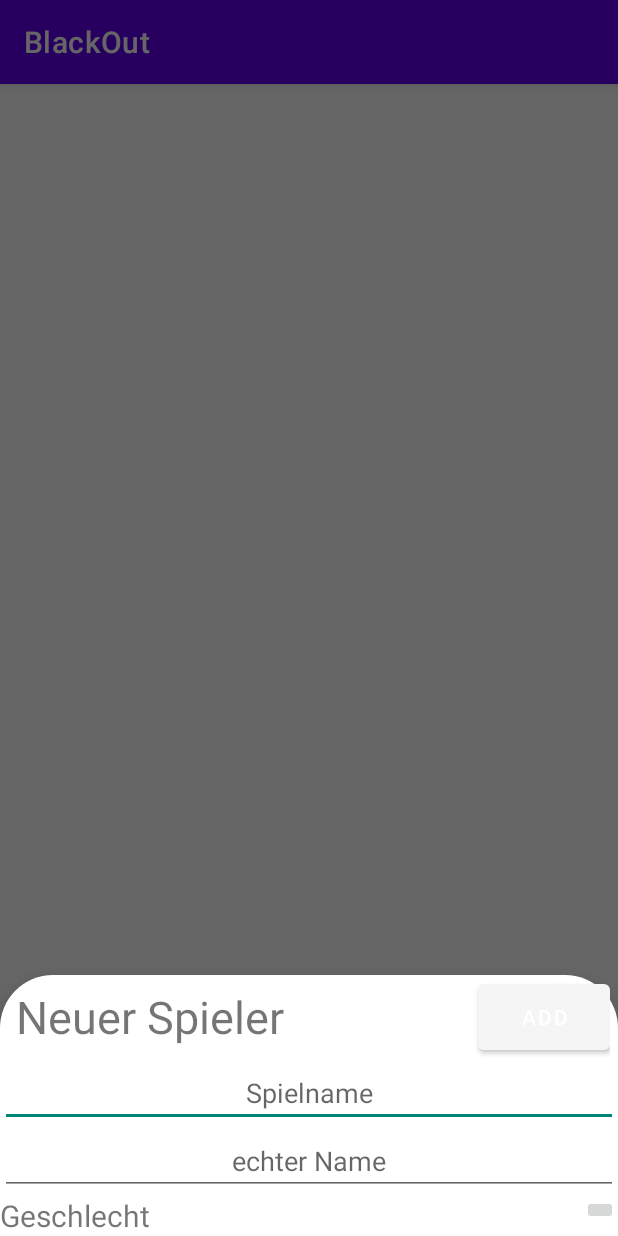
After one commit to olisonsturm/blackout, an Android app: the fragment BottomSheetPlayer shown on its own in the app's theme, on a phone screen of 412 x 824 dp. The commit adds this screen. Run offline under Robolectric (Android 15) with nearby library versions, the phone set to English and light mode, and no system bars.

Commit message:
add BottomSheetPlayer

```diff
--- /dev/null
+++ b/app/src/main/java/me/olisonsturm/blackout/view/activitys/BottomSheetPlayer.java
@@ -0,0 +1,41 @@
+package me.olisonsturm.blackout.view.activitys;
+
+import android.bluetooth.BluetoothAdapter;
+import android.bluetooth.BluetoothDevice;
+import android.os.Bundle;
+import android.view.LayoutInflater;
+import android.view.View;
+import android.view.ViewGroup;
+import android.widget.Button;
+import android.widget.EditText;
+import android.widget.Toast;
+
+import androidx.annotation.Nullable;
+import androidx.recyclerview.widget.LinearLayoutManager;
+
+import com.google.android.material.bottomsheet.BottomSheetDialogFragment;
+
+import java.util.ArrayList;
+
+import me.olisonsturm.blackout.R;
+import me.olisonsturm.blackout.view.Infos.DeviceInfo;
+
+public class BottomSheetPlayer extends BottomSheetDialogFragment {
+
+    Button addBtn;
+    EditText nickName;
+    EditText realName;
+
+    @Nullable
+    @Override
+    public View onCreateView(LayoutInflater inflater, @Nullable ViewGroup container, @Nullable Bundle savedInstanceState) {
+        View view = inflater.inflate(R.layout.bottom_sheet_player_layout, container, false);
+
+        addBtn = view.findViewById(R.id.btn_add);
+        nickName = view.findViewById(R.id.playerNickName);
+        realName = view.findViewById(R.id.playerRealName);
+
+
+        return view;
+    }
+}
--- a/app/src/main/java/me/olisonsturm/blackout/view/activitys/LobbyActivity.java
+++ b/app/src/main/java/me/olisonsturm/blackout/view/activitys/LobbyActivity.java
@@ -209,5 +209,4 @@
         }
     }
 
-
 }
--- /dev/null
+++ b/app/src/main/res/layout/bottom_sheet_player_layout.xml
@@ -0,0 +1,69 @@
+<?xml version="1.0" encoding="utf-8"?>
+<LinearLayout xmlns:android="http://schemas.android.com/apk/res/android"
+    android:layout_width="match_parent"
+    android:layout_height="match_parent"
+    android:orientation="vertical">
+
+    <!-- ?attr/actionBarSize -->
+
+    <RelativeLayout
+        android:layout_width="fill_parent"
+        android:layout_height="?attr/actionBarSize"
+        android:orientation="horizontal"
+        android:paddingLeft="5sp"
+        android:paddingRight="5sp">
+
+
+        <TextView
+            android:layout_width="wrap_content"
+            android:layout_height="match_parent"
+            android:layout_alignParentLeft="true"
+            android:gravity="center"
+            android:padding="5dp"
+            android:text="Neuer Spieler"
+            android:textSize="30sp" />
+
+        <Button
+            android:id="@+id/playerAdd"
+            android:layout_width="wrap_content"
+            android:layout_height="match_parent"
+            android:layout_alignParentEnd="true"
+            android:padding="5dp"
+            android:text="add" />
+
+    </RelativeLayout>
+
+    <EditText
+        android:id="@+id/playerNickName"
+        android:layout_width="match_parent"
+        android:layout_height="wrap_content"
+        android:gravity="center"
+        android:hint="Spielname" />
+
+    <EditText
+        android:id="@+id/playerRealName"
+        android:layout_width="match_parent"
+        android:layout_height="wrap_content"
+        android:gravity="center"
+        android:hint="echter Name" />
+
+    <RelativeLayout
+        android:layout_width="match_parent"
+        android:layout_height="wrap_content">
+
+        <TextView
+            android:layout_width="wrap_content"
+            android:layout_height="wrap_content"
+            android:layout_alignParentLeft="true"
+            android:text="Geschlecht"
+            android:textSize="20sp" />
+
+        <ImageButton
+            android:id="@+id/genderBtn"
+            android:layout_width="wrap_content"
+            android:layout_height="wrap_content"
+            android:layout_alignParentRight="true" />
+
+    </RelativeLayout>
+
+</LinearLayout>
```
